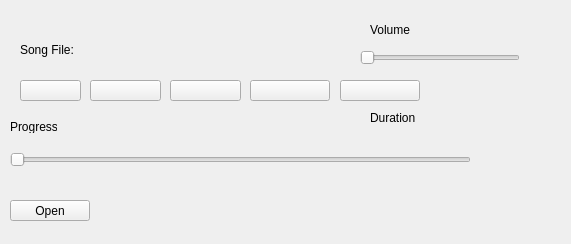
Before: the Qt Designer form MediaPlayer/widget.ui in SHETKIR/qt, drawn with Qt 5.
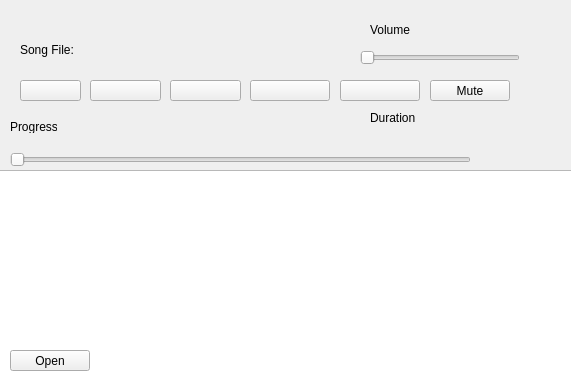
After: the same form once the commit is applied. Icons and pictures are not drawn.

Diff of the .ui file:
```diff
--- a/MediaPlayer/widget.ui
+++ b/MediaPlayer/widget.ui
@@ -7,19 +7,19 @@
     <x>0</x>
     <y>0</y>
     <width>571</width>
-    <height>244</height>
+    <height>384</height>
    </rect>
   </property>
   <property name="minimumSize">
    <size>
     <width>571</width>
-    <height>244</height>
+    <height>384</height>
    </size>
   </property>
   <property name="maximumSize">
    <size>
     <width>571</width>
-    <height>244</height>
+    <height>384</height>
    </size>
   </property>
   <property name="windowTitle">
@@ -111,7 +111,7 @@
    <property name="geometry">
     <rect>
      <x>10</x>
-     <y>200</y>
+     <y>350</y>
      <width>80</width>
      <height>21</height>
     </rect>
@@ -194,6 +194,43 @@
     <string>Duration</string>
    </property>
   </widget>
+  <widget class="QPushButton" name="pushButtonMute">
+   <property name="geometry">
+    <rect>
+     <x>430</x>
+     <y>80</y>
+     <width>80</width>
+     <height>21</height>
+    </rect>
+   </property>
+   <property name="text">
+    <string>Mute</string>
+   </property>
+  </widget>
+  <widget class="QTableView" name="tableViewPlaylist">
+   <property name="geometry">
+    <rect>
+     <x>-5</x>
+     <y>170</y>
+     <width>581</width>
+     <height>221</height>
+    </rect>
+   </property>
+  </widget>
+  <zorder>labelFile</zorder>
+  <zorder>pushButtonPrev</zorder>
+  <zorder>pushButtonPlay</zorder>
+  <zorder>pushButtonPause</zorder>
+  <zorder>pushButtonStop</zorder>
+  <zorder>pushButtonNext</zorder>
+  <zorder>horizontalSliderVolume</zorder>
+  <zorder>labelVolume</zorder>
+  <zorder>horizontalSliderProgress</zorder>
+  <zorder>labelProgress</zorder>
+  <zorder>labelDuration</zorder>
+  <zorder>pushButtonMute</zorder>
+  <zorder>tableViewPlaylist</zorder>
+  <zorder>pushButtonOpen</zorder>
  </widget>
  <resources>
   <include location="Icons.qrc"/>
```
